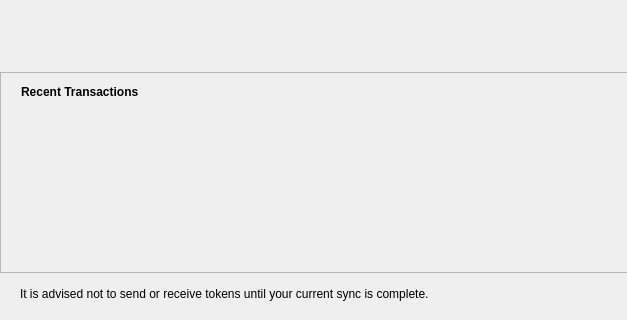
Old version of the form src/qt/forms/overviewpage.ui in the repository pedrorv0106/DAPS; both pictures show x 0 to 627 and y 293 to 613 of the 960 by 613 pixel window.
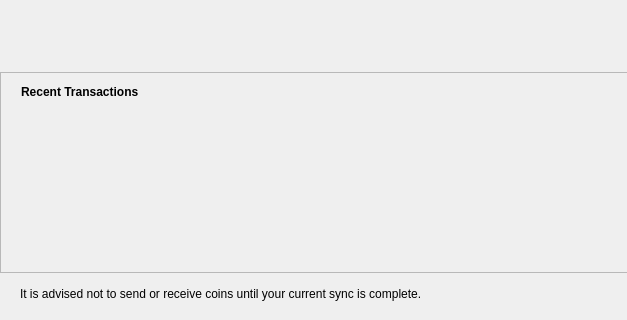
New version of the form. Icons and pictures are not drawn.

Commit message:
QT > Overview: Correct word tokens to coins, and hide text when synced (#593)
* Update tokens -> coins

* Hide Overview help message when synced

What changed in the file:
```diff
--- a/src/qt/forms/overviewpage.ui
+++ b/src/qt/forms/overviewpage.ui
@@ -557,7 +557,7 @@
      <item>
       <widget class="QLabel" name="lblHelp">
        <property name="text">
-        <string>It is advised not to send or receive tokens until your current sync is complete.</string>
+        <string>It is advised not to send or receive coins until your current sync is complete.</string>
        </property>
       </widget>
      </item>
```
The commit also changes 1 other file.
